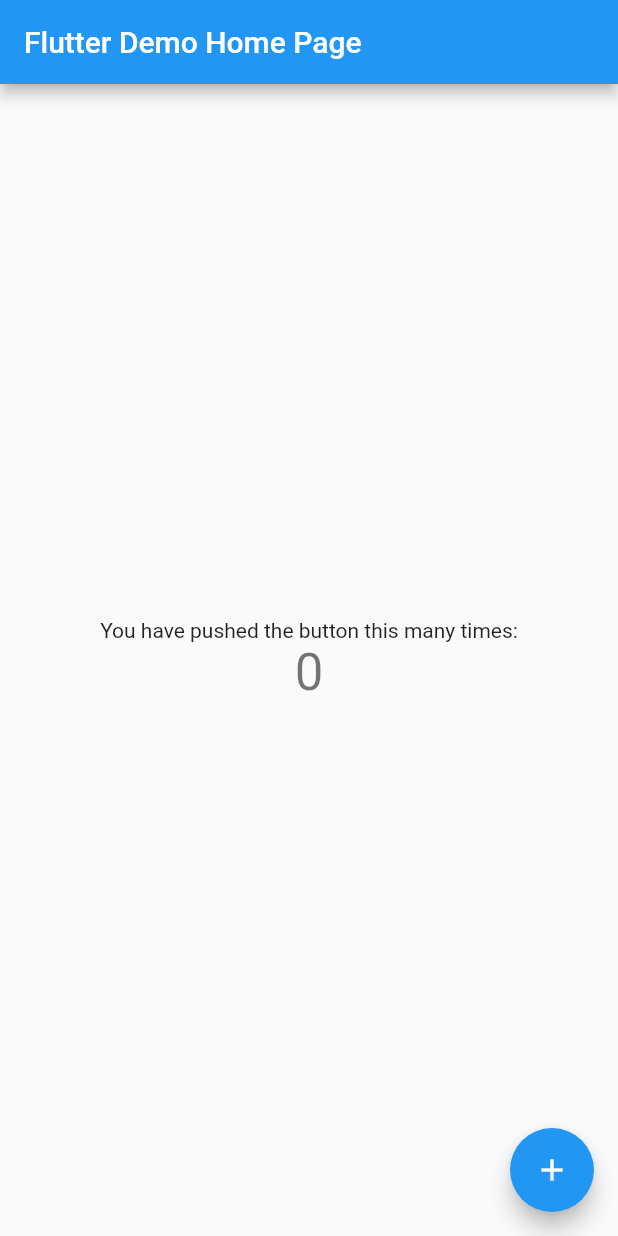
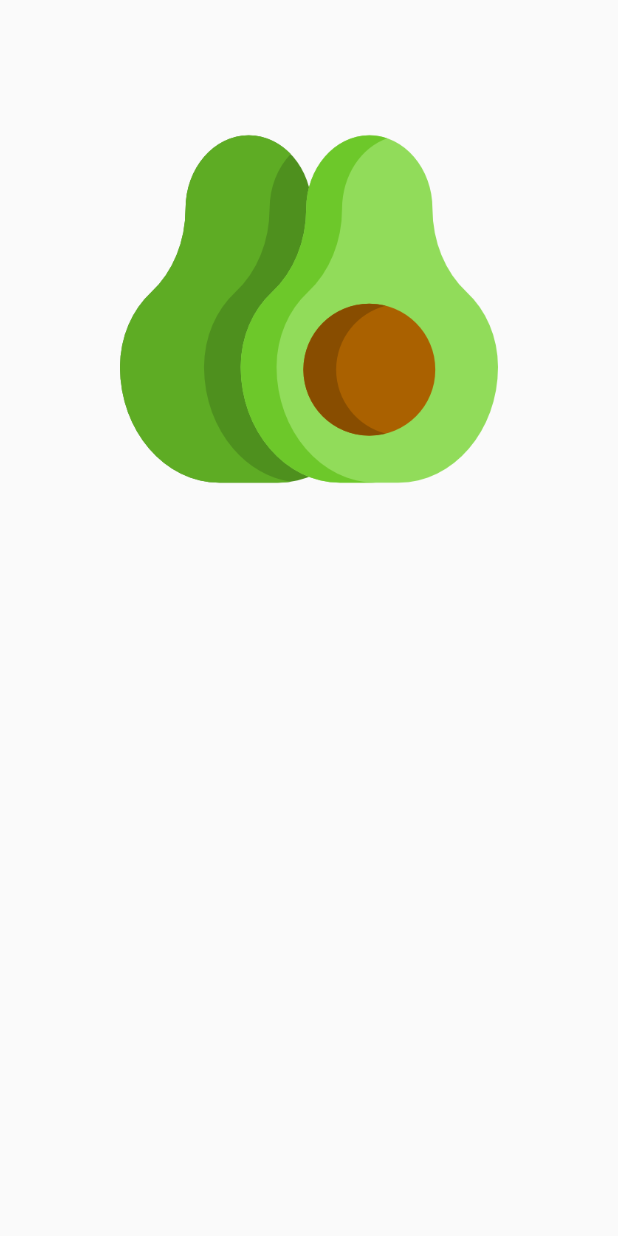
Before and after one commit to omarzouaoui/GroceryShopApp, a Flutter app: the screen it shows after launch, on a phone screen of 412 x 824 dp. Run offline on Flutter 3.47's test engine with Material 2 defaults, Android fonts, the phone set to English and light mode, and no system bars.

Commit message:
images & intro page

```diff
--- a/grocery_shop_app/lib/main.dart
+++ b/grocery_shop_app/lib/main.dart
@@ -1,4 +1,5 @@
 import 'package:flutter/material.dart';
+import 'package:grocery_shop_app/pages/intro_page.dart';
 
 void main() {
   runApp(const MyApp());
@@ -7,109 +8,11 @@ void main() {
 class MyApp extends StatelessWidget {
   const MyApp({super.key});
 
-  // This widget is the root of your application.
   @override
   Widget build(BuildContext context) {
-    return MaterialApp(
-      title: 'Flutter Demo',
-      theme: ThemeData(
-        // This is the theme of your application.
-        //
-        // Try running your application with "flutter run". You'll see the
-        // application has a blue toolbar. Then, without quitting the app, try
-        // changing the primarySwatch below to Colors.green and then invoke
-        // "hot reload" (press "r" in the console where you ran "flutter run",
-        // or simply save your changes to "hot reload" in a Flutter IDE).
-        // Notice that the counter didn't reset back to zero; the application
-        // is not restarted.
-        primarySwatch: Colors.blue,
-      ),
-      home: const MyHomePage(title: 'Flutter Demo Home Page'),
+    return const MaterialApp(
+      debugShowCheckedModeBanner: false,
+      home: IntroPage(),
     );
   }
 }
-
-class MyHomePage extends StatefulWidget {
-  const MyHomePage({super.key, required this.title});
-
-  // This widget is the home page of your application. It is stateful, meaning
-  // that it has a State object (defined below) that contains fields that affect
-  // how it looks.
-
-  // This class is the configuration for the state. It holds the values (in this
-  // case the title) provided by the parent (in this case the App widget) and
-  // used by the build method of the State. Fields in a Widget subclass are
-  // always marked "final".
-
-  final String title;
-
-  @override
-  State<MyHomePage> createState() => _MyHomePageState();
-}
-
-class _MyHomePageState extends State<MyHomePage> {
-  int _counter = 0;
-
-  void _incrementCounter() {
-    setState(() {
-      // This call to setState tells the Flutter framework that something has
-      // changed in this State, which causes it to rerun the build method below
-      // so that the display can reflect the updated values. If we changed
-      // _counter without calling setState(), then the build method would not be
-      // called again, and so nothing would appear to happen.
-      _counter++;
-    });
-  }
-
-  @override
-  Widget build(BuildContext context) {
-    // This method is rerun every time setState is called, for instance as done
-    // by the _incrementCounter method above.
-    //
-    // The Flutter framework has been optimized to make rerunning build methods
-    // fast, so that you can just rebuild anything that needs updating rather
-    // than having to individually change instances of widgets.
-    return Scaffold(
-      appBar: AppBar(
-        // Here we take the value from the MyHomePage object that was created by
-        // the App.build method, and use it to set our appbar title.
-        title: Text(widget.title),
-      ),
-      body: Center(
-        // Center is a layout widget. It takes a single child and positions it
-        // in the middle of the parent.
-        child: Column(
-          // Column is also a layout widget. It takes a list of children and
-          // arranges them vertically. By default, it sizes itself to fit its
-          // children horizontally, and tries to be as tall as its parent.
-          //
-          // Invoke "debug painting" (press "p" in the console, choose the
-          // "Toggle Debug Paint" action from the Flutter Inspector in Android
-          // Studio, or the "Toggle Debug Paint" command in Visual Studio Code)
-          // to see the wireframe for each widget.
-          //
-          // Column has various properties to control how it sizes itself and
-          // how it positions its children. Here we use mainAxisAlignment to
-          // center the children vertically; the main axis here is the vertical
-          // axis because Columns are vertical (the cross axis would be
-          // horizontal).
-          mainAxisAlignment: MainAxisAlignment.center,
-          children: <Widget>[
-            const Text(
-              'You have pushed the button this many times:',
-            ),
-            Text(
-              '$_counter',
-              style: Theme.of(context).textTheme.headline4,
-            ),
-          ],
-        ),
-      ),
-      floatingActionButton: FloatingActionButton(
-        onPressed: _incrementCounter,
-        tooltip: 'Increment',
-        child: const Icon(Icons.add),
-      ), // This trailing comma makes auto-formatting nicer for build methods.
-    );
-  }
-}
--- /dev/null
+++ b/grocery_shop_app/lib/pages/intro_page.dart
@@ -0,0 +1,20 @@
+import 'package:flutter/material.dart';
+
+class IntroPage extends StatelessWidget {
+  const IntroPage({super.key});
+
+  @override
+  Widget build(BuildContext context) {
+    return Scaffold(
+      body: Column(
+        children: [
+          //logo
+          Padding(
+            padding: const EdgeInsets.all(80.0),
+            child: Image.asset("lib/images/avocado.png"),
+            )
+        ],
+      ),
+    );
+  }
+}
--- a/grocery_shop_app/pubspec.yaml
+++ b/grocery_shop_app/pubspec.yaml
@@ -60,8 +60,8 @@ flutter:
   uses-material-design: true
 
   # To add assets to your application, add an assets section, like this:
-  # assets:
-  #   - images/a_dot_burr.jpeg
+  assets:
+    - lib/images/
   #   - images/a_dot_ham.jpeg
 
   # An image asset can refer to one or more resolution-specific "variants", see
```
